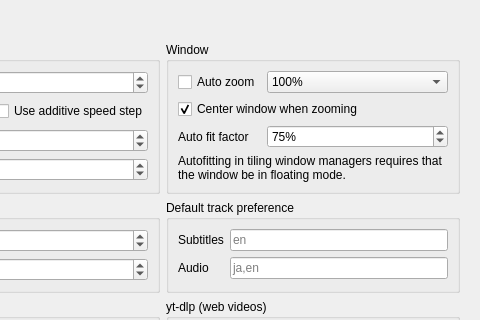
The window that src/settingswindow.ui (mpc-qt/mpc-qt) describes before a commit, drawn with Qt 5; both pictures show x 416 to 896 and y 0 to 320 of the 896 by 638 pixel window.
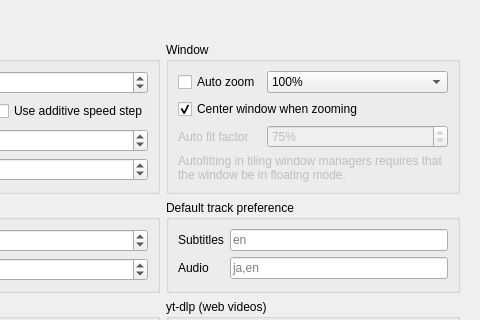
The same window after the commit. The open tabs and pages were chosen to show the change.

Commit message:
settingswindow: Disable autofitting settings by default
Ensures they're disabled on start when auto zoom is disabled.

The edit to the form file:
```diff
--- a/src/settingswindow.ui
+++ b/src/settingswindow.ui
@@ -1253,6 +1253,9 @@
               </item>
               <item row="2" column="0">
                <widget class="QLabel" name="playbackAutoFitFactorLabel">
+                <property name="enabled">
+                 <bool>false</bool>
+                </property>
                 <property name="text">
                  <string>Auto fit factor</string>
                 </property>
@@ -1260,6 +1263,9 @@
               </item>
               <item row="2" column="1">
                <widget class="QSpinBox" name="playbackAutoFitFactor">
+                <property name="enabled">
+                 <bool>false</bool>
+                </property>
                 <property name="sizePolicy">
                  <sizepolicy hsizetype="MinimumExpanding" vsizetype="Fixed">
                   <horstretch>0</horstretch>
@@ -1282,6 +1288,9 @@
               </item>
               <item row="4" column="0" colspan="2">
                <widget class="QLabel" name="playbackAutozoomWarn">
+                <property name="enabled">
+                 <bool>false</bool>
+                </property>
                 <property name="text">
                  <string>Autofitting in tiling window managers requires that the window be in floating mode.</string>
                 </property>
```
